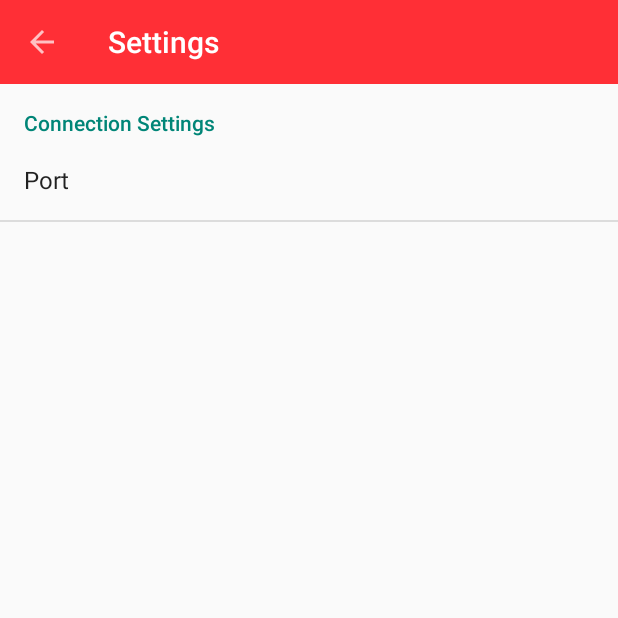
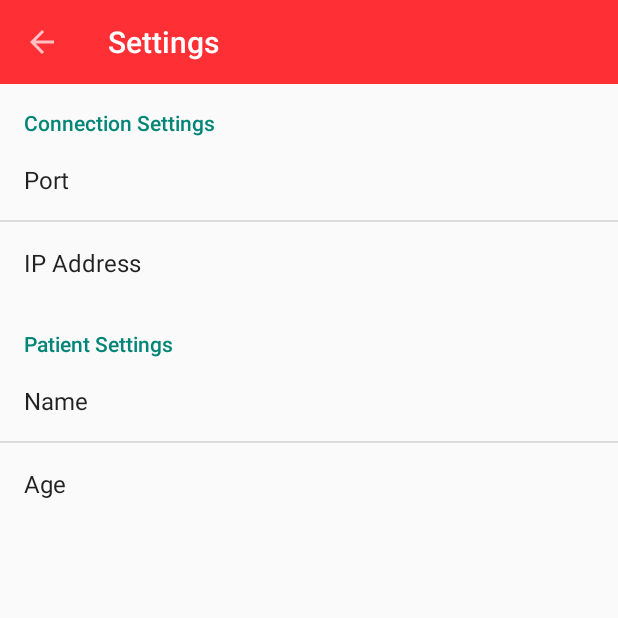
Before and after one commit to LifeBand/LifeBand, an Android app: the screen it shows after launch (SettingsActivity), in the options menu, after a tap on "Settings", on a phone screen of 412 x 824 dp, the top half of it. Run offline under Robolectric (Android 15) with nearby library versions, the phone set to English and light mode, and no system bars; libraries missing offline, so code that uses them is left out: com.jjoe64.graphview; 5 statements that could not run were skipped.

```diff
--- a/LifeBand/app/build.gradle
+++ b/LifeBand/app/build.gradle
@@ -24,6 +24,6 @@ dependencies {
     compile 'com.android.support:appcompat-v7:22.2.1'
     compile 'com.android.support:design:22.2.1'
     compile 'com.jjoe64:graphview:4.0.1'
-    testCompile 'junit:junit:4.12'
-    testCompile "org.mockito:mockito-core:1.9.5"
+//    testCompile 'junit:junit:4.12'
+//    testCompile "org.mockito:mockito-core:1.9.5"
 }
--- a/LifeBand/app/src/main/java/com/lifeofpi/lifeband/MainActivity.java
+++ b/LifeBand/app/src/main/java/com/lifeofpi/lifeband/MainActivity.java
@@ -1,28 +1,35 @@
 package com.lifeofpi.lifeband;
 
+import android.app.NotificationManager;
+import android.app.PendingIntent;
+import android.content.Context;
 import android.content.Intent;
+import android.content.SharedPreferences;
+import android.preference.PreferenceManager;
 import android.support.design.widget.TabLayout;
 import android.os.Bundle;
+import android.support.v4.app.NotificationCompat;
+import android.support.v4.app.TaskStackBuilder;
 import android.support.v4.view.ViewPager;
 import android.support.v7.app.AppCompatActivity;
 import android.support.v7.widget.Toolbar;
 import android.view.Menu;
 import android.view.MenuItem;
+import android.view.View;
+import android.widget.Button;
 import android.widget.Toast;
 
 
 public class MainActivity extends AppCompatActivity {
 
-
-
-    public static final int PORT = 5005;
-    public static final String SERVER_IP = "172.17.158.44";
     public static final int RECEIVE_PERIOD = 3000;
     public static final String TAG = "LifeBand";
+    public int notificationId;
 
     private ViewPager viewPager;
     private TabLayout tabLayout;
     private Toolbar toolbar;
+    public SharedPreferences sharedPreferences;
 
     @Override
     protected void onCreate(Bundle savedInstanceState) {
@@ -40,6 +47,28 @@ public class MainActivity extends AppCompatActivity {
         // Give the TabLayout the ViewPager
         tabLayout = (TabLayout) findViewById(R.id.sliding_tabs);
         tabLayout.setupWithViewPager(viewPager);
+
+        Button button = (Button) findViewById(R.id.notification_button);
+        button.setOnClickListener(new View.OnClickListener() {
+            @Override
+            public void onClick(View v) {
+                NotificationCompat.Builder mBuilder = new NotificationCompat.Builder(MainActivity.this)
+                        .setSmallIcon(R.drawable.notification_template_icon_bg)
+                        .setContentTitle("Abnormalities Detected in Pulse")
+                        .setContentText("Click to View");
+
+                Intent intent = new Intent(MainActivity.this, MainActivity.class);
+                TaskStackBuilder stackBuilder = TaskStackBuilder.create(MainActivity.this);
+                stackBuilder.addParentStack(MainActivity.class);
+                stackBuilder.addNextIntent(intent);
+                PendingIntent pendingIntent = stackBuilder.getPendingIntent(0, PendingIntent.FLAG_UPDATE_CURRENT);
+                mBuilder.setContentIntent(pendingIntent);
+                NotificationManager notificationManager = (NotificationManager) getSystemService(Context.NOTIFICATION_SERVICE);
+                notificationManager.notify(notificationId, mBuilder.build());
+            }
+        });
+
+        sharedPreferences = PreferenceManager.getDefaultSharedPreferences(this);
     }
 
     @Override
--- a/LifeBand/app/src/main/java/com/lifeofpi/lifeband/OverviewPageFragment.java
+++ b/LifeBand/app/src/main/java/com/lifeofpi/lifeband/OverviewPageFragment.java
@@ -40,10 +40,10 @@ public class OverviewPageFragment extends PageFragment {
                 new Thread(new Runnable() {
                     @Override
                     public void run() {
-                        JSONObject getLatestDataJSON = new UDPHelper().getLatestDataJSON;
+                        JSONObject latestDataJSON = new UDPHelper().getLatestDataJSON;
                         JSONObject jSONData = null;
-                        if (UDPHelper.sendUDP((MainActivity) getActivity(), getLatestDataJSON, MainActivity.SERVER_IP, MainActivity.PORT))
-                            jSONData = UDPHelper.receiveUDP((MainActivity) getActivity(), MainActivity.PORT, MainActivity.RECEIVE_PERIOD);
+                        if (UDPHelper.sendUDP((MainActivity) getActivity(), latestDataJSON, getIP(), getPort()))
+                            jSONData = UDPHelper.receiveUDP((MainActivity) getActivity(), getPort(), MainActivity.RECEIVE_PERIOD);
                         if (jSONData != null) {
                             try {
                                 JSONObject data = jSONData.getJSONObject("data");
@@ -62,6 +62,19 @@ public class OverviewPageFragment extends PageFragment {
         });
 
         return view;
+    }
+
+    private String getStringFromResources(int id){
+        return getActivity().getResources().getString(id);
+    }
+
+    private int getPort(){
+        Log.d("TAG", ((MainActivity) getActivity()).sharedPreferences.getString(getStringFromResources(R.string.port_key), getStringFromResources(R.string.port_default)));
+        return Integer.valueOf(((MainActivity) getActivity()).sharedPreferences.getString(getStringFromResources(R.string.port_key), getStringFromResources(R.string.port_default)));
+    }
+
+    private String getIP(){
+        return ((MainActivity)getActivity()).sharedPreferences.getString(getStringFromResources(R.string.ip_key), getStringFromResources(R.string.ip_default));
     }
 
     public void updateOverview(final double pulse, final double resp, final double acc) {
--- a/LifeBand/app/src/main/java/com/lifeofpi/lifeband/SettingsActivity.java
+++ b/LifeBand/app/src/main/java/com/lifeofpi/lifeband/SettingsActivity.java
@@ -1,14 +1,28 @@
 package com.lifeofpi.lifeband;
 
+import android.content.Context;
 import android.content.Intent;
+import android.content.SharedPreferences;
 import android.os.Bundle;
+import android.os.Parcel;
+import android.os.Parcelable;
+import android.os.PersistableBundle;
+import android.preference.Preference;
+import android.preference.PreferenceManager;
 import android.support.v7.app.AppCompatActivity;
 import android.support.v7.widget.Toolbar;
 import android.view.Menu;
 import android.view.MenuItem;
+import android.view.View;
+import android.widget.Button;
+import android.widget.TextView;
+
+import org.w3c.dom.Text;
 
 
 public class SettingsActivity extends AppCompatActivity {
+
+    public SharedPreferences sharedPreferences;
 
     @Override
     protected void onCreate(Bundle savedInstanceState) {
@@ -20,6 +34,8 @@ public class SettingsActivity extends AppCompatActivity {
         getSupportActionBar().setDisplayHomeAsUpEnabled(true);
 
         getFragmentManager().beginTransaction().replace(R.id.preferences_frame, new SettingsFragment()).commit();
+
+        sharedPreferences = PreferenceManager.getDefaultSharedPreferences(this);
     }
 
     @Override
@@ -36,4 +52,5 @@ public class SettingsActivity extends AppCompatActivity {
         }
         return super.onOptionsItemSelected(item);
     }
+
 }
--- a/LifeBand/app/src/main/java/com/lifeofpi/lifeband/SettingsFragment.java
+++ b/LifeBand/app/src/main/java/com/lifeofpi/lifeband/SettingsFragment.java
@@ -2,11 +2,12 @@ package com.lifeofpi.lifeband;
 
 import android.os.Bundle;
 import android.preference.PreferenceFragment;
+import android.preference.PreferenceManager;
 
 /**
  * Created by dominikschmidtlein on 11/18/2015.
  */
-public class SettingsFragment extends PreferenceFragment{
+public class SettingsFragment extends PreferenceFragment {
 
     @Override
     public void onCreate(Bundle savedInstanceState) {
@@ -14,4 +15,5 @@ public class SettingsFragment extends PreferenceFragment{
 
         addPreferencesFromResource(R.xml.settings_preferences);
     }
+
 }
--- a/LifeBand/app/src/main/res/layout/activity_main.xml
+++ b/LifeBand/app/src/main/res/layout/activity_main.xml
@@ -25,4 +25,11 @@
         android:layout_height="0px"
         android:layout_weight="1" />
 
+    <Button
+        android:id="@+id/notification_button"
+        android:layout_width="wrap_content"
+        android:layout_height="wrap_content"
+        android:layout_gravity="center_horizontal"
+        android:text="Send Notification" />
+
 </LinearLayout>
--- a/LifeBand/app/src/main/res/layout/activity_settings.xml
+++ b/LifeBand/app/src/main/res/layout/activity_settings.xml
@@ -1,8 +1,8 @@
 <?xml version="1.0" encoding="utf-8"?>
 <LinearLayout xmlns:android="http://schemas.android.com/apk/res/android"
-    android:orientation="vertical"
     android:layout_width="match_parent"
-    android:layout_height="match_parent">
+    android:layout_height="match_parent"
+    android:orientation="vertical">
 
     <include
         android:id="@+id/settings_toolbar"
@@ -11,7 +11,6 @@
     <FrameLayout
         android:id="@+id/preferences_frame"
         android:layout_width="match_parent"
-        android:layout_height="match_parent" />
-
+        android:layout_height="wrap_content" />
 
 </LinearLayout>
--- a/LifeBand/app/src/main/res/values/strings.xml
+++ b/LifeBand/app/src/main/res/values/strings.xml
@@ -1,9 +1,22 @@
 <resources>
     <string name="app_name">LifeBand</string>
 
-    <string name="hello_world">Hello world!</string>
     <string name="action_settings">Settings</string>
     <string name="title_activity_settings">Settings</string>
-    <string name="port">Port</string>
-    <string name="default_port">5005</string>
+
+    <string name="ip_default">172.17.144.192</string>
+    <string name="ip_key">KEY_PREF_IP</string>
+    <string name="ip_title">IP Address</string>
+
+    <string name="port_default">8008</string>
+    <string name="port_key">KEY_PREF_PORT</string>
+    <string name="port_title">Port</string>
+
+    <string name="name_default">NAME</string>
+    <string name="name_key">KEY_PREF_NAME</string>
+    <string name="name_title">Name</string>
+
+    <string name="age_default">100</string>
+    <string name="age_key">KEY_PREF_AGE</string>
+    <string name="age_title">Age</string>
 </resources>
--- a/LifeBand/app/src/main/res/xml/settings_preferences.xml
+++ b/LifeBand/app/src/main/res/xml/settings_preferences.xml
@@ -1,12 +1,32 @@
 <?xml version="1.0" encoding="utf-8"?>
 <PreferenceScreen xmlns:android="http://schemas.android.com/apk/res/android">
+
     <PreferenceCategory
-        android:key="KEY_PREF_CATEGORY_CONNECTION"
+        android:key="connection_category_key"
         android:title="Connection Settings">
         <EditTextPreference
-            android:defaultValue="@string/default_port"
+            android:defaultValue="@string/port_default"
             android:inputType="number"
-            android:key="KEY_PREF_PORT"
-            android:title="@string/port" />
+            android:key="@string/port_key"
+            android:title="@string/port_title" />
+        <EditTextPreference
+            android:defaultValue="@string/ip_default"
+            android:key="@string/ip_key"
+            android:title="@string/ip_title" />
     </PreferenceCategory>
+
+    <PreferenceCategory
+        android:key="patient_category_key"
+        android:title="Patient Settings">
+        <EditTextPreference
+            android:defaultValue="@string/name_default"
+            android:key="@string/name_key"
+            android:title="@string/name_title" />
+        <EditTextPreference
+            android:defaultValue="@string/age_default"
+            android:inputType="number"
+            android:key="@string/age_key"
+            android:title="@string/age_title" />
+    </PreferenceCategory>
+
 </PreferenceScreen>
```
Also changed, not shown: 1 other file.
